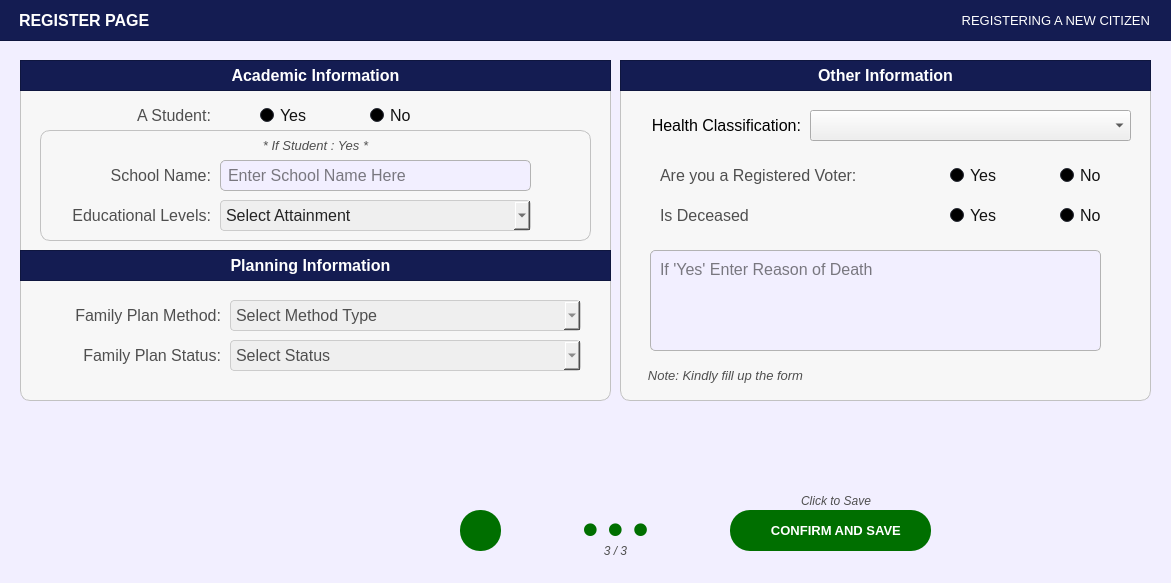
Before: the Qt Designer form Resources/UIs/PopUp/Screen_CitizenPanel/ScreenCitizenProfile/register_citizen_part_03.ui in Yohhannn/Barangay-Records-Statistics-System, drawn with Qt 5.
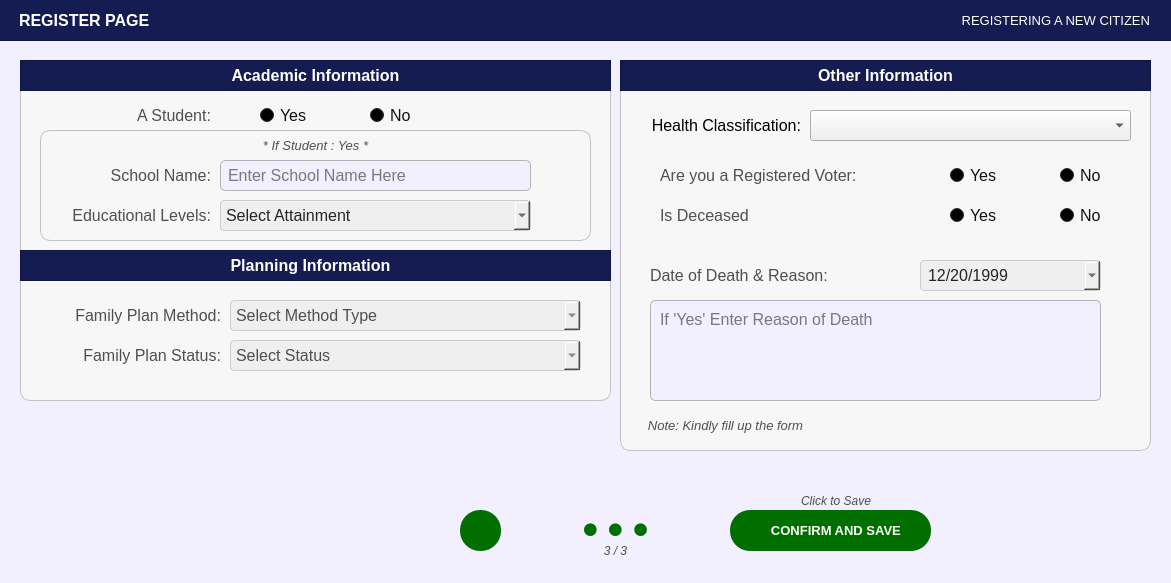
After: the same form once the commit is applied. Icons and pictures are not drawn.

Commit message: date-of-death

```diff
--- a/Resources/UIs/PopUp/Screen_CitizenPanel/ScreenCitizenProfile/register_citizen_part_03.ui
+++ b/Resources/UIs/PopUp/Screen_CitizenPanel/ScreenCitizenProfile/register_citizen_part_03.ui
@@ -502,7 +502,7 @@
      <x>620</x>
      <y>60</y>
      <width>531</width>
-     <height>341</height>
+     <height>391</height>
     </rect>
    </property>
    <property name="styleSheet">
@@ -572,7 +572,7 @@
     <property name="geometry">
      <rect>
       <x>10</x>
-      <y>300</y>
+      <y>350</y>
       <width>191</width>
       <height>31</height>
      </rect>
@@ -2731,7 +2731,7 @@
     <property name="geometry">
      <rect>
       <x>30</x>
-      <y>190</y>
+      <y>240</y>
       <width>451</width>
       <height>101</height>
      </rect>
@@ -2757,6 +2757,90 @@
      <string>If 'Yes' Enter Reason of Death</string>
     </property>
    </widget>
+   <widget class="QDateEdit" name="register_citizen_death_date">
+    <property name="geometry">
+     <rect>
+      <x>300</x>
+      <y>200</y>
+      <width>181</width>
+      <height>31</height>
+     </rect>
+    </property>
+    <property name="font">
+     <font>
+      <family>Arial</family>
+      <pointsize>12</pointsize>
+     </font>
+    </property>
+    <property name="styleSheet">
+     <string notr="true">#register_citizen_death_date{
+	background-color: rgb(239, 239, 239); /* Correct property name */
+    color: #242424; /* Set text color to black for better contrast */
+    border: 1px solid #ccc; /* Optional: Add a light border */
+    padding: 5px; /* Optional: Add some padding */
+    border-radius: 4px; /* Optional: Rounded corners */
+}</string>
+    </property>
+    <property name="dateTime">
+     <datetime>
+      <hour>0</hour>
+      <minute>0</minute>
+      <second>0</second>
+      <year>1999</year>
+      <month>12</month>
+      <day>20</day>
+     </datetime>
+    </property>
+    <property name="displayFormat">
+     <string>MM/dd/yyyy</string>
+    </property>
+    <property name="calendarPopup">
+     <bool>true</bool>
+    </property>
+    <property name="currentSectionIndex">
+     <number>0</number>
+    </property>
+    <property name="timeSpec">
+     <enum>Qt::TimeSpec::UTC</enum>
+    </property>
+    <property name="date">
+     <date>
+      <year>1999</year>
+      <month>12</month>
+      <day>20</day>
+     </date>
+    </property>
+   </widget>
+   <widget class="QLabel" name="register_citizen_labelDeceased_2">
+    <property name="geometry">
+     <rect>
+      <x>30</x>
+      <y>200</y>
+      <width>251</width>
+      <height>31</height>
+     </rect>
+    </property>
+    <property name="font">
+     <font>
+      <family>Arial</family>
+      <pointsize>12</pointsize>
+      <bold>false</bold>
+     </font>
+    </property>
+    <property name="styleSheet">
+     <string notr="true">#register_citizen_labelDeceased_2 {
+	background-color: transparent;
+	color: #4f4f4f;
+}
+</string>
+    </property>
+    <property name="text">
+     <string>Date of Death &amp; Reason:</string>
+    </property>
+    <property name="alignment">
+     <set>Qt::AlignmentFlag::AlignLeading|Qt::AlignmentFlag::AlignLeft|Qt::AlignmentFlag::AlignVCenter</set>
+    </property>
+   </widget>
   </widget>
   <widget class="QFrame" name="basePopUpTitleFrame">
    <property name="geometry">
```
